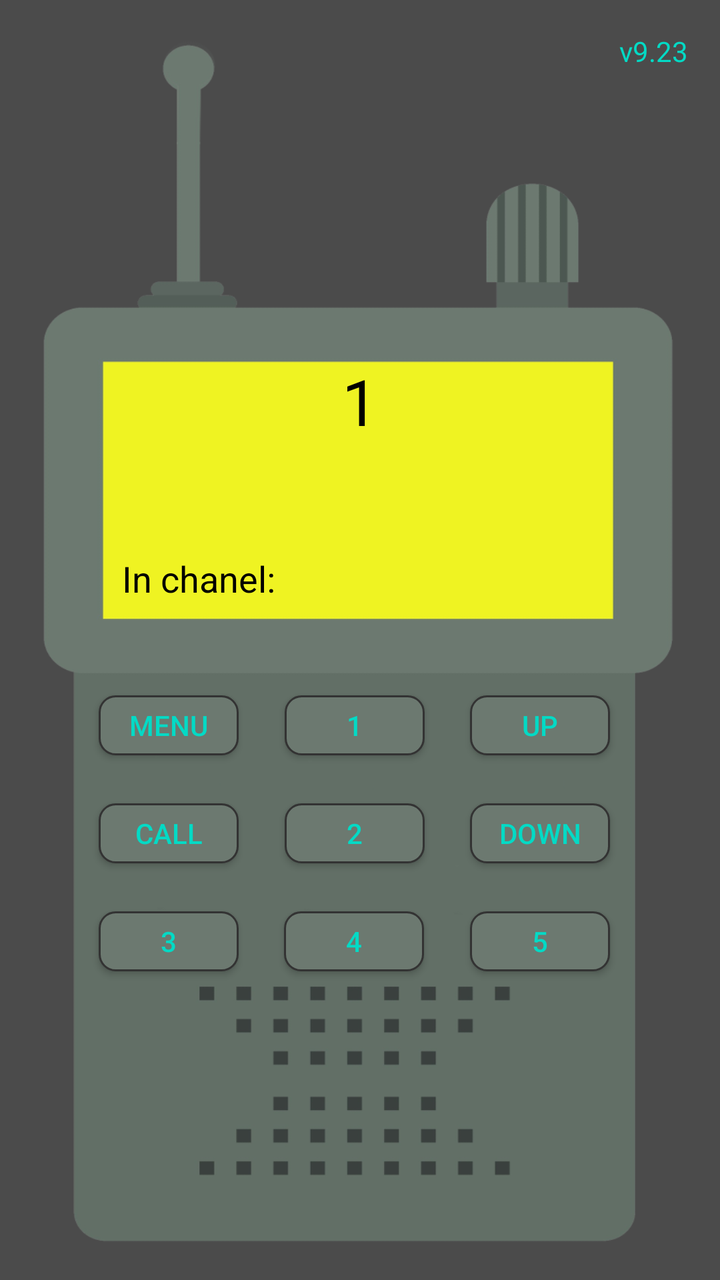
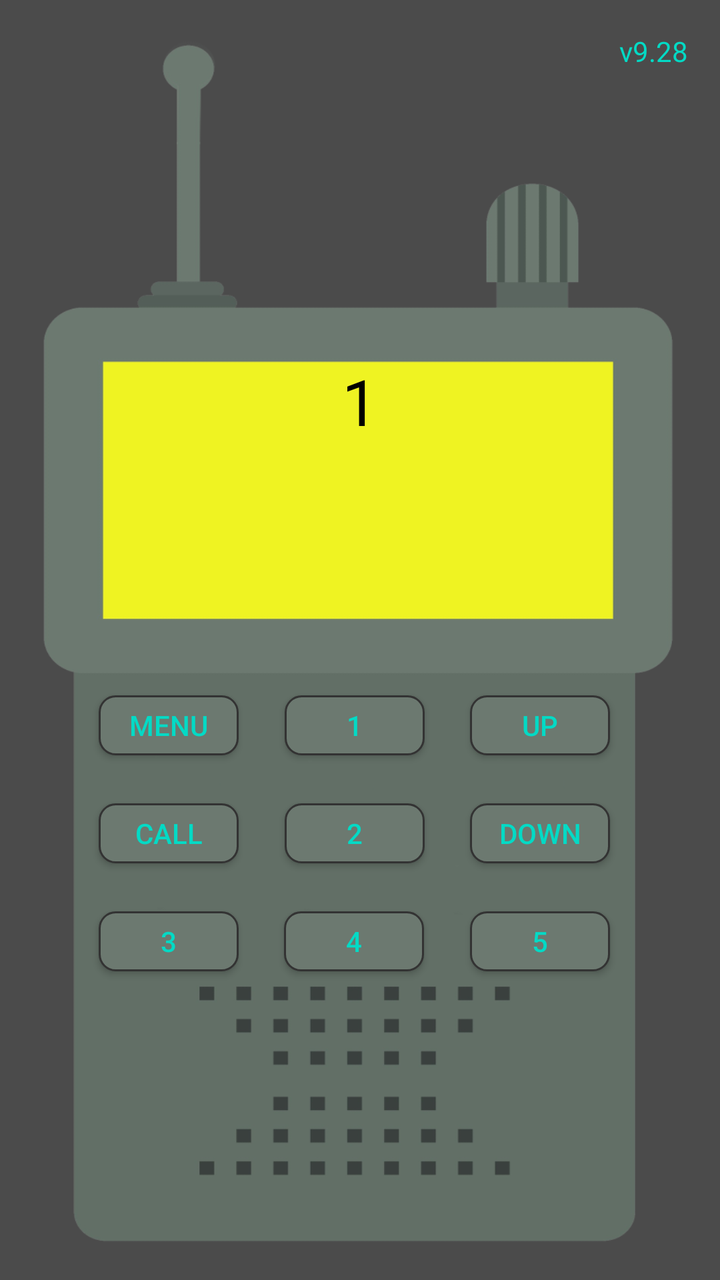

Before-and-after screenshots of an Android layout around one commit, followed by the original layout XML and the change that was made.
<!-- AndroidManifest.xml: application theme AppTheme -->
<!-- res/layout/activity_main.xml -->
<?xml version="1.0" encoding="utf-8"?>
<androidx.constraintlayout.widget.ConstraintLayout xmlns:android="http://schemas.android.com/apk/res/android"
    xmlns:app="http://schemas.android.com/apk/res-auto"
    android:layout_width="match_parent"
    android:layout_height="match_parent"
    android:background="@color/colorback"
    android:keepScreenOn="true">

    <ImageView
        android:id="@+id/imageView6"
        android:layout_width="match_parent"
        android:layout_height="match_parent"
        android:scaleType="fitXY"
        app:srcCompat="@drawable/wktpaint1ffwide" />

    <TextView
        android:id="@+id/tvVersion"
        android:layout_width="wrap_content"
        android:layout_height="wrap_content"
        android:layout_marginTop="16dp"
        android:layout_marginEnd="16dp"
        android:text="v9.23"
        android:textColor="@color/colorButton"
        android:textSize="14sp"
        app:layout_constraintEnd_toEndOf="parent"
        app:layout_constraintTop_toTopOf="parent" />

    <TextView
        android:id="@+id/textView"
        android:layout_width="wrap_content"
        android:layout_height="wrap_content"
        android:text="1"
        android:textColor="#000000"
        android:textSize="32sp"
        app:layout_constraintBottom_toBottomOf="@+id/imageView6"
        app:layout_constraintEnd_toEndOf="parent"
        app:layout_constraintStart_toStartOf="parent"
        app:layout_constraintTop_toTopOf="@+id/imageView6"
        app:layout_constraintVertical_bias="0.3" />

    <TextView
        android:id="@+id/textView4"
        android:layout_width="wrap_content"
        android:layout_height="wrap_content"
        android:layout_marginTop="12dp"
        android:textColor="#000000"
        android:textSize="14sp"
        app:layout_constraintEnd_toEndOf="@+id/imageView6"
        app:layout_constraintHorizontal_bias="0.498"
        app:layout_constraintStart_toStartOf="parent"
        app:layout_constraintTop_toBottomOf="@+id/textView" />

    
    <TextView
        android:id="@+id/tvSpeakingId"
        android:layout_width="wrap_content"
        android:layout_height="wrap_content"
        android:layout_marginTop="12dp"
        android:text=""
        android:textColor="#000000"
        android:textSize="16sp"
        app:layout_constraintEnd_toEndOf="parent"
        app:layout_constraintStart_toStartOf="parent"
        app:layout_constraintTop_toBottomOf="@+id/textView4" />

    <TextView
        android:id="@+id/textView6"
        android:layout_width="95dp"
        android:layout_height="wrap_content"
        android:text="@string/inchanel"
        android:textColor="#000000"
        android:textSize="18sp"
        app:layout_constraintBottom_toBottomOf="parent"
        app:layout_constraintEnd_toEndOf="parent"
        app:layout_constraintHorizontal_bias="0.23"
        app:layout_constraintStart_toStartOf="parent"
        app:layout_constraintTop_toTopOf="parent"
        app:layout_constraintVertical_bias="0.45" />

    <ImageView
        android:id="@+id/imageView"
        android:layout_width="20dp"
        android:layout_height="20dp"
        android:layout_marginRight="30dp"
        android:visibility="invisible"
        app:layout_constraintBottom_toBottomOf="parent"
        app:layout_constraintEnd_toEndOf="parent"
        app:layout_constraintHorizontal_bias="0.27"
        app:layout_constraintStart_toStartOf="parent"
        app:layout_constraintTop_toTopOf="parent"
        app:layout_constraintVertical_bias="0.3"
        app:srcCompat="@drawable/r1" />

    <ImageView
        android:id="@+id/imageView2"
        android:layout_width="20dp"
        android:layout_height="20dp"
        android:layout_marginRight="10dp"
        android:visibility="invisible"
        app:layout_constraintBottom_toBottomOf="parent"
        app:layout_constraintEnd_toStartOf="@+id/imageView"
        app:layout_constraintTop_toTopOf="parent"
        app:layout_constraintVertical_bias="0.3"
        app:srcCompat="@drawable/r2" />

    <Button
        android:id="@+id/button"
        android:layout_width="70dp"
        android:layout_height="30dp"
        android:layout_marginTop="24dp"
        android:background="@drawable/roundshapebtn"
        android:text="CALL"
        android:textColor="@color/colorButton"
        app:layout_constraintEnd_toStartOf="@+id/button2"
        app:layout_constraintHorizontal_bias="0.3"
        app:layout_constraintStart_toStartOf="parent"
        app:layout_constraintTop_toBottomOf="@+id/button4" />

    <Button
        android:id="@+id/button1"
        android:layout_width="70dp"
        android:layout_height="30dp"
        android:background="@drawable/roundshapebtn"
        android:text="UP"
        android:textColor="@color/colorButton"
        app:layout_constraintEnd_toEndOf="parent"
        app:layout_constraintHorizontal_bias="0.81"
        app:layout_constraintStart_toStartOf="parent"
        app:layout_constraintTop_toTopOf="@+id/buttonsave1" />

    <Button
        android:id="@+id/button2"
        android:layout_width="70dp"
        android:layout_height="30dp"
        android:layout_marginTop="24dp"
        android:background="@drawable/roundshapebtn"
        android:text="DOWN"
        android:textColor="@color/colorButton"
        app:layout_constraintEnd_toEndOf="parent"
        app:layout_constraintHorizontal_bias="0.81"
        app:layout_constraintStart_toStartOf="parent"
        app:layout_constraintTop_toBottomOf="@+id/button1" />

    <Button
        android:id="@+id/button4"
        android:layout_width="70dp"
        android:layout_height="30dp"
        android:background="@drawable/roundshapebtn"
        android:text="MENU"
        android:textColor="@color/colorButton"
        app:layout_constraintBottom_toBottomOf="@+id/imageView6"
        app:layout_constraintEnd_toStartOf="@+id/button1"
        app:layout_constraintHorizontal_bias="0.3"
        app:layout_constraintStart_toStartOf="parent"
        app:layout_constraintTop_toTopOf="@+id/imageView6"
        app:layout_constraintVertical_bias="0.57" />

    <Button
        android:id="@+id/buttonsave1"
        android:layout_width="70dp"
        android:layout_height="30dp"
        android:background="@drawable/roundshapebtn"
        android:text="1"
        android:textColor="@color/colorButton"
        app:layout_constraintEnd_toStartOf="@+id/button1"
        app:layout_constraintStart_toEndOf="@+id/button4"
        app:layout_constraintTop_toTopOf="@+id/button4" />

    <Button
        android:id="@+id/buttonsave2"
        android:layout_width="70dp"
        android:layout_height="30dp"
        android:layout_marginTop="24dp"
        android:background="@drawable/roundshapebtn"
        android:text="2"
        android:textColor="@color/colorButton"
        app:layout_constraintEnd_toStartOf="@+id/button2"
        app:layout_constraintStart_toEndOf="@+id/button"
        app:layout_constraintTop_toBottomOf="@+id/button1" />

    <Button
        android:id="@+id/buttonsave3"
        android:layout_width="70dp"
        android:layout_height="30dp"
        android:layout_marginTop="24dp"
        android:background="@drawable/roundshapebtn"
        android:text="3"
        android:textColor="@color/colorButton"
        app:layout_constraintEnd_toStartOf="@+id/button1"
        app:layout_constraintHorizontal_bias="0.3"
        app:layout_constraintStart_toStartOf="parent"
        app:layout_constraintTop_toBottomOf="@+id/button" />

    <Button
        android:id="@+id/buttonsave4"
        android:layout_width="70dp"
        android:layout_height="30dp"
        android:layout_marginTop="24dp"
        android:background="@drawable/roundshapebtn"
        android:text="4"
        android:textColor="@color/colorButton"
        app:layout_constraintEnd_toStartOf="@+id/button2"
        app:layout_constraintHorizontal_bias="0.493"
        app:layout_constraintStart_toEndOf="@+id/button"
        app:layout_constraintTop_toBottomOf="@+id/buttonsave2" />

    <Button
        android:id="@+id/buttonsave5"
        android:layout_width="70dp"
        android:layout_height="30dp"
        android:layout_marginTop="24dp"
        android:background="@drawable/roundshapebtn"
        android:text="5"
        android:textColor="@color/colorButton"
        app:layout_constraintEnd_toEndOf="parent"
        app:layout_constraintHorizontal_bias="0.81"
        app:layout_constraintStart_toStartOf="parent"
        app:layout_constraintTop_toBottomOf="@+id/button2" />

    <Button
        android:id="@+id/btnPTT"
        android:layout_width="0dp"
        android:layout_height="0dp"
        android:background="@null"
        app:layout_constraintBottom_toBottomOf="@+id/imageView6"
        app:layout_constraintEnd_toEndOf="parent"
        app:layout_constraintStart_toStartOf="parent"
        app:layout_constraintTop_toBottomOf="@+id/buttonsave4"
        app:layout_constraintWidth_percent="0.6"
        app:layout_constraintHeight_percent="0.25" />

    <Button
        android:id="@+id/btnSecretMode"
        android:layout_width="50dp"
        android:layout_height="50dp"
        android:background="@android:color/transparent"
        app:layout_constraintStart_toStartOf="parent"
        app:layout_constraintTop_toTopOf="parent" />
</androidx.constraintlayout.widget.ConstraintLayout>
<!-- resources referenced by this layout -->
<resources>
  <color name="colorButton">#03dac5</color>
  <color name="colorback">#4b4b4b</color>
  <!-- drawable r1: png bitmap (drawable, 110718 bytes) -->
  <!-- drawable r2: png bitmap (drawable, 30101 bytes) -->
  <!-- drawable roundshapebtn (drawable) -->
  <?xml version="1.0" encoding="utf-8"?>
  <shape xmlns:android="http://schemas.android.com/apk/res/android"
      android:shape="rectangle">
      <corners android:radius="8dp" />
      <solid android:color="@color/colorButtonBack" />
      <stroke android:width="1dp" android:color="#333333" />
  </shape>
  <!-- drawable wktpaint1ffwide: png bitmap (drawable, 33850 bytes) -->
  <string name="inchanel">In chanel:</string>
  <style name="AppTheme" parent="Theme.AppCompat.Light.NoActionBar">
          <item name="colorAccent">@color/colorAccent</item>
          <item name="colorPrimary">@color/colorPrimary</item>
          <item name="colorPrimaryDark">@color/colorPrimaryDark</item>
      </style>
  <color name="colorButtonBack">#6c7970</color>
  <color name="colorAccent">#03dac5</color>
  <color name="colorPrimary">#6200ee</color>
  <color name="colorPrimaryDark">#3700b3</color>
</resources>

<!-- the commit's change to res/layout/activity_main.xml (unified diff, before → after) -->
@@ -19,7 +19,7 @@
         android:layout_height="wrap_content"
         android:layout_marginTop="16dp"
         android:layout_marginEnd="16dp"
-        android:text="v9.23"
+        android:text="v9.28"
         android:textColor="@color/colorButton"
         android:textSize="14sp"
         app:layout_constraintEnd_toEndOf="parent"
@@ -50,7 +50,6 @@
         app:layout_constraintStart_toStartOf="parent"
         app:layout_constraintTop_toBottomOf="@+id/textView" />
 
-    
     <TextView
         android:id="@+id/tvSpeakingId"
         android:layout_width="wrap_content"
@@ -63,11 +62,12 @@
         app:layout_constraintStart_toStartOf="parent"
         app:layout_constraintTop_toBottomOf="@+id/textView4" />
 
+    
     <TextView
         android:id="@+id/textView6"
         android:layout_width="95dp"
         android:layout_height="wrap_content"
-        android:text="@string/inchanel"
+        android:text=""
         android:textColor="#000000"
         android:textSize="18sp"
         app:layout_constraintBottom_toBottomOf="parent"
<!-- resource entries referenced after the edit -->
@@ -13,7 +13,6 @@
       <stroke android:width="1dp" android:color="#333333" />
   </shape>
   <!-- drawable wktpaint1ffwide: png bitmap (drawable, 33850 bytes) -->
-  <string name="inchanel">In chanel:</string>
   <style name="AppTheme" parent="Theme.AppCompat.Light.NoActionBar">
           <item name="colorAccent">@color/colorAccent</item>
           <item name="colorPrimary">@color/colorPrimary</item>
